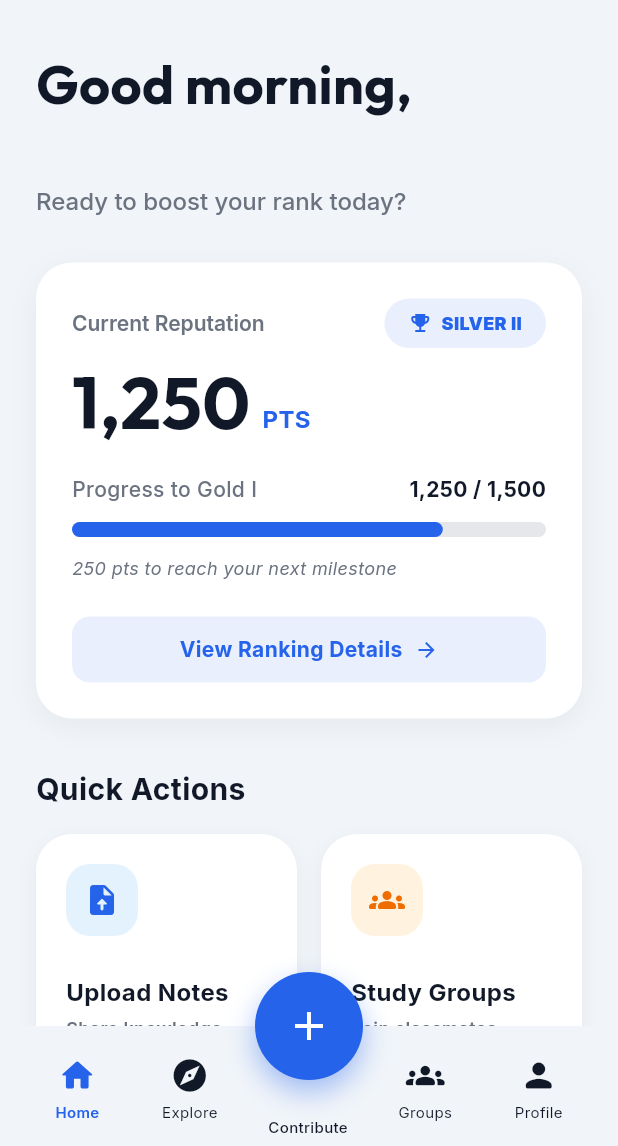
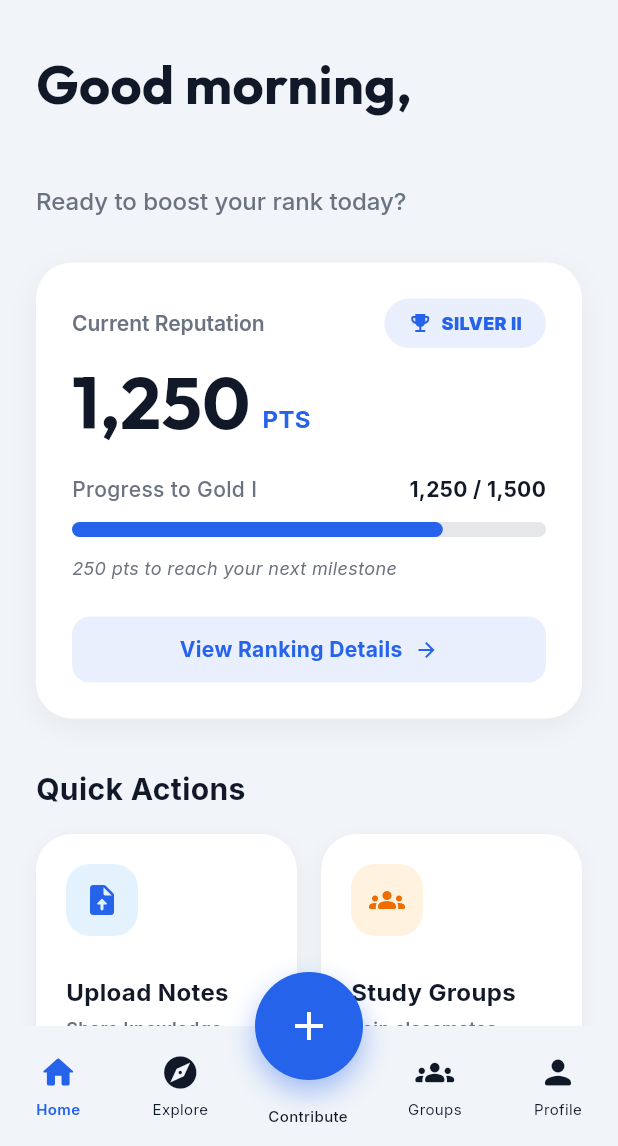
Before and after one commit to Krishnasaivarmakalidindi/StudentRank, a Flutter app: the MainScreen screen opened by its route, on a phone screen of 412 x 824 dp, the part 90-1236 px from its top. Run offline on Flutter 3.47's test engine with Material 3 defaults, Android fonts, the phone set to English and light mode, and no system bars; our stand-ins replace cached_network_image, cloud_firestore, file_picker, firebase_auth, firebase_core, firebase_storage and 6 more; accounts and stored records are empty.

Commit message:
feat:  MainScreen to manage primary app navigation with a bottom bar and floating action button.

```diff
--- a/lib/screens/main_screen.dart
+++ b/lib/screens/main_screen.dart
@@ -59,6 +59,7 @@ class _MainScreenState extends State<MainScreen> {
         elevation: 0,
         shape: const CircularNotchedRectangle(),
         notchMargin: 8,
+        padding: EdgeInsets.zero, // Remove default padding to prevent overflow
         color: Theme.of(context)
             .scaffoldBackgroundColor, // Blend with background or slightly lighter
         child: Row(
```
